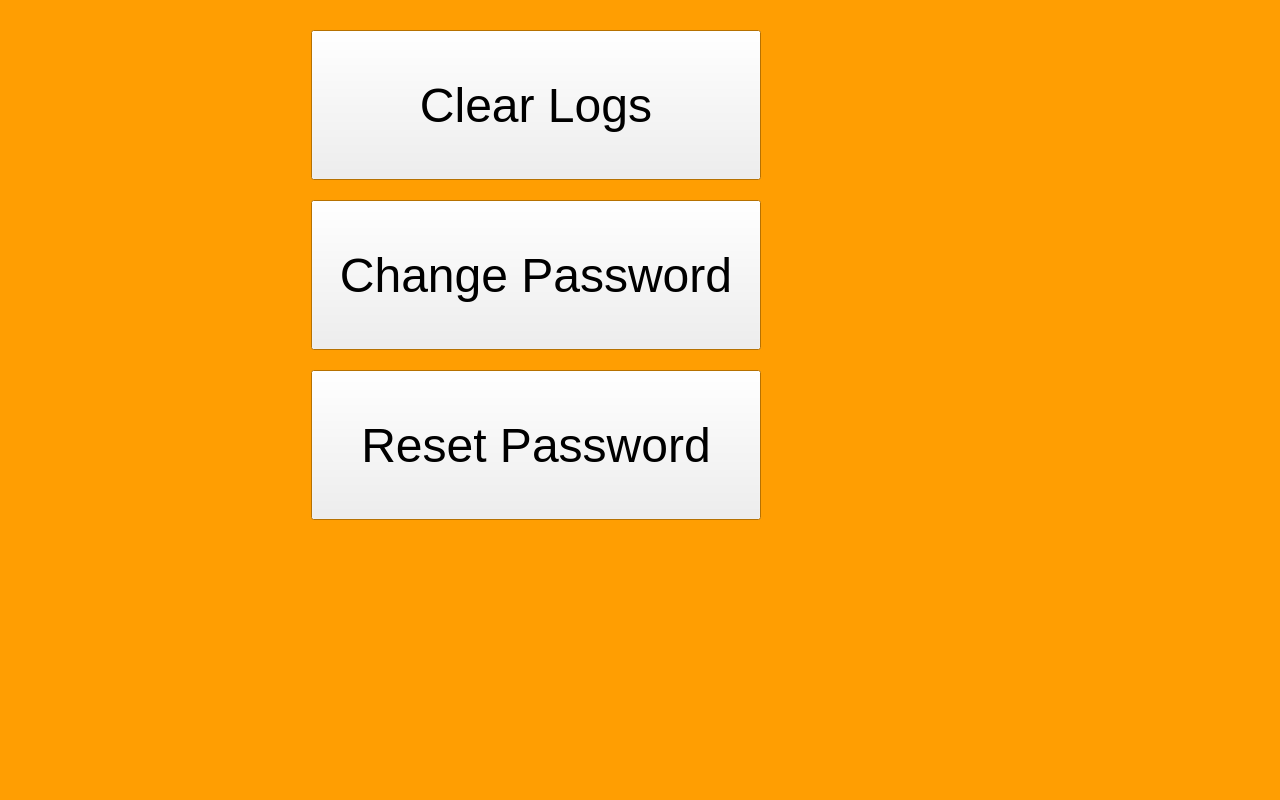
Qt form source/Axolotl1.1/data.ui (nickywongdong/wombat) before a commit.
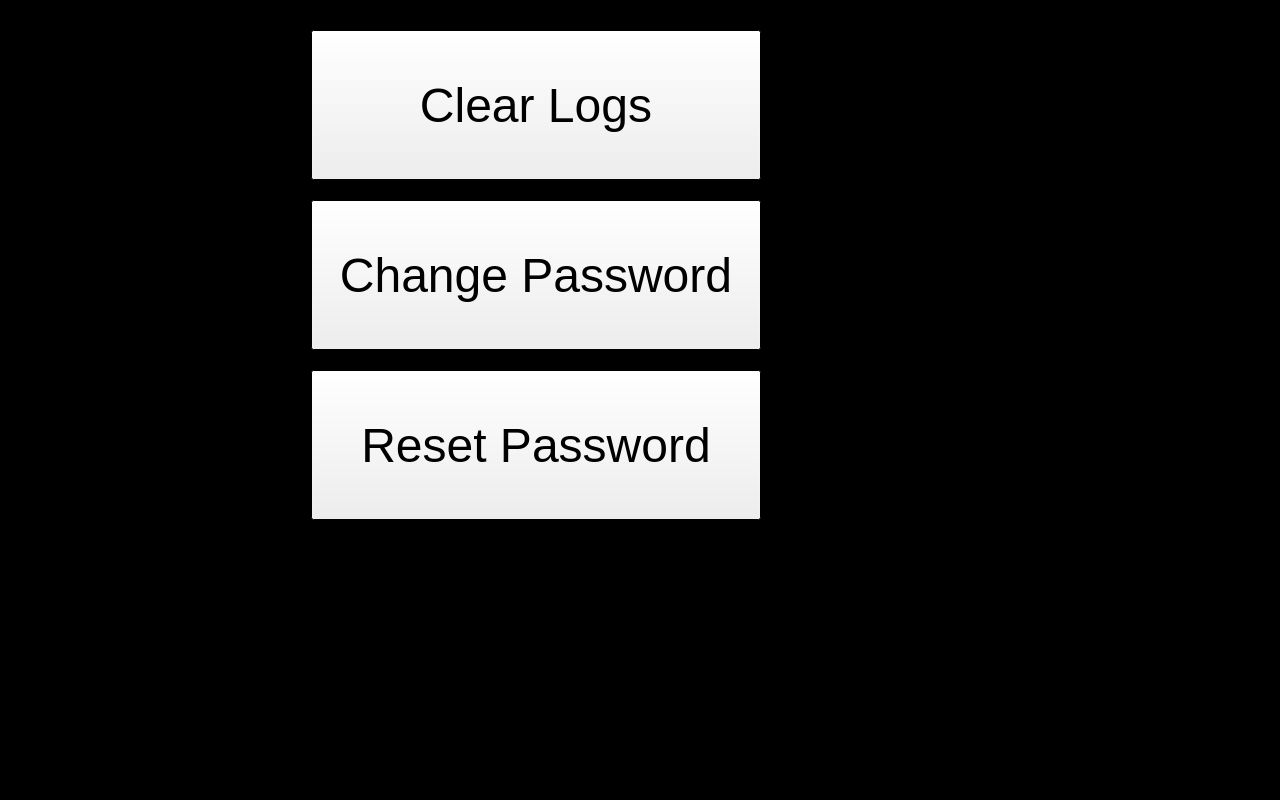
The same form after that commit.

```diff
--- a/source/Axolotl1.1/data.ui
+++ b/source/Axolotl1.1/data.ui
@@ -25,9 +25,9 @@
      <colorrole role="Window">
       <brush brushstyle="SolidPattern">
        <color alpha="255">
-        <red>255</red>
-        <green>158</green>
-        <blue>2</blue>
+        <red>0</red>
+        <green>0</green>
+        <blue>0</blue>
        </color>
       </brush>
      </colorrole>
@@ -45,9 +45,9 @@
      <colorrole role="Window">
       <brush brushstyle="SolidPattern">
        <color alpha="255">
-        <red>255</red>
-        <green>158</green>
-        <blue>2</blue>
+        <red>0</red>
+        <green>0</green>
+        <blue>0</blue>
        </color>
       </brush>
      </colorrole>
@@ -56,18 +56,18 @@
      <colorrole role="Base">
       <brush brushstyle="SolidPattern">
        <color alpha="255">
-        <red>255</red>
-        <green>158</green>
-        <blue>2</blue>
+        <red>0</red>
+        <green>0</green>
+        <blue>0</blue>
        </color>
       </brush>
      </colorrole>
      <colorrole role="Window">
       <brush brushstyle="SolidPattern">
        <color alpha="255">
-        <red>255</red>
-        <green>158</green>
-        <blue>2</blue>
+        <red>0</red>
+        <green>0</green>
+        <blue>0</blue>
        </color>
       </brush>
      </colorrole>
```
